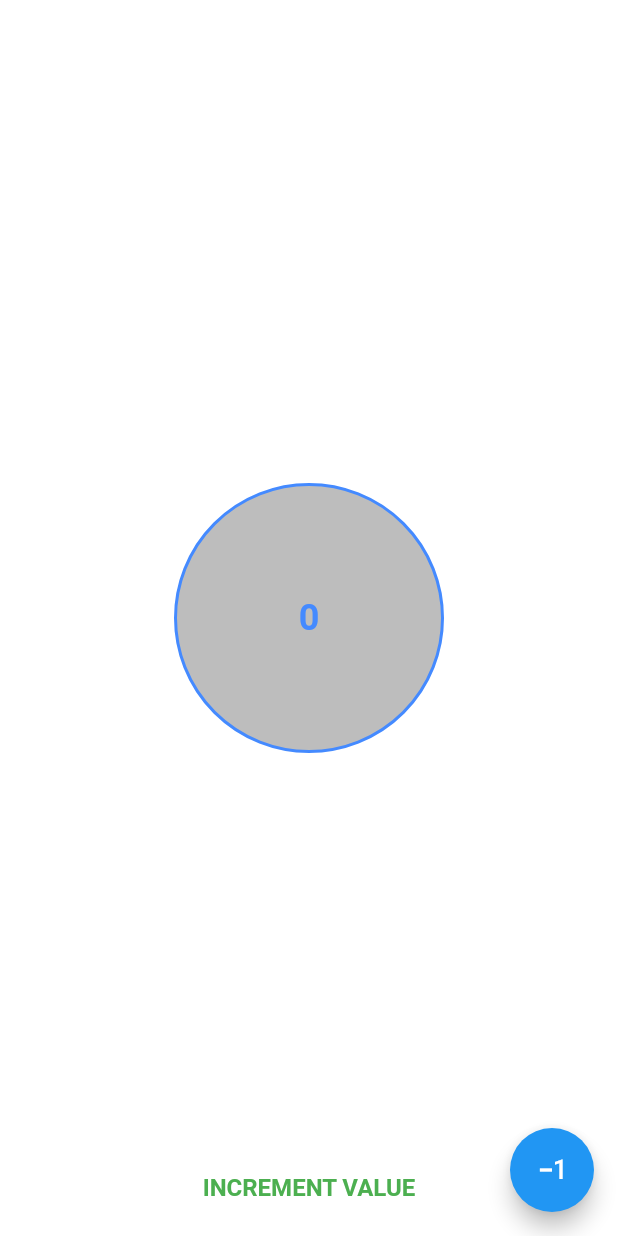
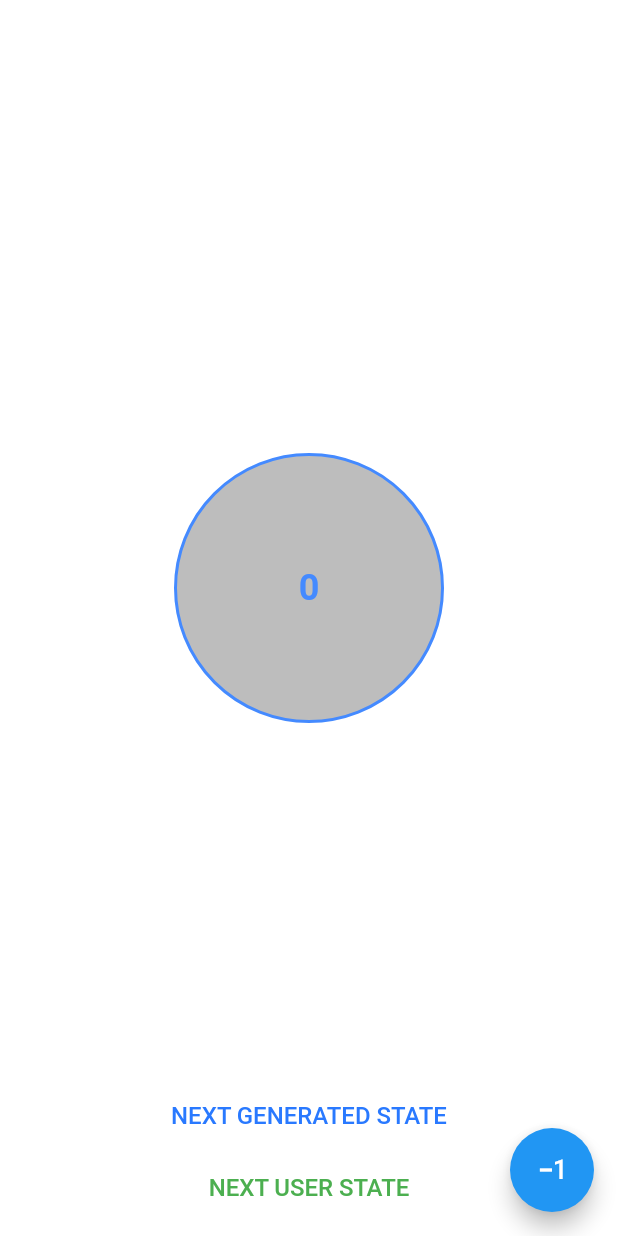
Before and after one commit to cyberduck2077/flutter_app_for_learn_widgets1, a Flutter app: the screen it shows after launch, on a phone screen of 412 x 824 dp. Run offline on Flutter 3.47's test engine with Material 2 defaults, Android fonts, the phone set to English and light mode, and no system bars; our stand-ins replace bloc, flutter_bloc, rxdart; generated files the repository leaves out were written again.

Commit message:
added UserBloc

```diff
--- /dev/null
+++ b/lib/blocs/user_bloc/user_bloc.dart
@@ -0,0 +1,21 @@
+import 'dart:async';
+
+import 'package:bloc/bloc.dart';
+import 'package:meta/meta.dart';
+
+part 'user_event.dart';
+part 'user_state.dart';
+
+class UserBloc extends Bloc<UserEvent, UserState> {
+  UserBloc() : super(UserInitial()) {
+    on<UserGetUsersEvent>(_onGetUser);
+  }
+
+  _onGetUser(UserGetUsersEvent event, Emitter<UserState> emit) async{
+    emit(UserLoadingState());
+    await Future.delayed(Duration(milliseconds: 500));
+    final users = List.generate(event.count, (index) => User(name: "user name ${index+1}", id: index.toString()));
+    emit(UserLoadedState(users));
+
+  }
+}
--- /dev/null
+++ b/lib/blocs/user_bloc/user_event.dart
@@ -0,0 +1,11 @@
+part of 'user_bloc.dart';
+
+@immutable
+abstract class UserEvent {}
+
+class UserGetUsersEvent extends UserEvent{
+  final int count;
+
+  UserGetUsersEvent(this.count);
+
+}
--- /dev/null
+++ b/lib/blocs/user_bloc/user_state.dart
@@ -0,0 +1,21 @@
+part of 'user_bloc.dart';
+
+@immutable
+abstract class UserState {}
+
+class UserInitial extends UserState {}
+
+class UserLoadedState extends UserState {
+  final List<User> users;
+
+  UserLoadedState(this.users);
+}
+
+class UserLoadingState extends UserState {}
+
+class User{
+  final String name;
+  final String id;
+
+  User({required this.name, required this.id});
+}
--- a/lib/pages/main_page.dart
+++ b/lib/pages/main_page.dart
@@ -1,5 +1,6 @@
 import 'package:flutter/material.dart';
 import 'package:flutter_app_for_learn_widgets1/blocs/generated_bloc.dart';
+import 'package:flutter_app_for_learn_widgets1/blocs/user_bloc/user_bloc.dart';
 import 'package:flutter_bloc/flutter_bloc.dart';
 
 class MainPage extends StatefulWidget {
@@ -12,8 +13,15 @@ class MainPage extends StatefulWidget {
 class _MainPageState extends State<MainPage> {
   @override
   Widget build(BuildContext context) {
-    return BlocProvider<GeneratedBloc>(
+    return MultiBlocProvider(
+      providers: [
+        BlocProvider<GeneratedBloc>(
           create: (context) => GeneratedBloc(),
+        ),
+        BlocProvider<UserBloc>(
+          create: (context) => UserBloc(),
+        ),
+      ],
       child: BlocBuilder<GeneratedBloc, int>(
         builder: (context, state) {
           return Scaffold(
@@ -27,86 +35,102 @@ class _MainPageState extends State<MainPage> {
               minimum: const EdgeInsets.all(8),
               child: Stack(
                 children: [
-                    Center(
-                      child: Container(
-                        alignment: Alignment.center,
-                        height: 180,
-                        decoration: BoxDecoration(
-                            shape: BoxShape.circle,
-                            color: Colors.black26,
-                            border:
-                                Border.all(width: 2, color: Colors.blueAccent)),
-                        child: Text(
-                          BlocProvider.of<GeneratedBloc>(context)
-                              .state
-                              .toString(),
-                          style: TextStyle(
-                            fontSize: 24,
-                            color: Colors.blueAccent,
-                            fontWeight: FontWeight.w600,
+                  Column(
+                    mainAxisAlignment: MainAxisAlignment.center,
+                    children: [
+                      PageStateWidget(),
+                      SizedBox(
+                        height: 40,
+                      ),
+                      UserBlocWidget(),
+                    ],
+                  ),
+                  // InputTextWidget(),
+                  ButtonNextState(),
+                ],
               ),
             ),
-                      ),
-                    ),
-                    // InputTextWidget(),
-                    Align(
-                      alignment: Alignment.bottomCenter,
-                      child: TextButton(
-                        onPressed: () => BlocProvider.of<GeneratedBloc>(context)
-                            .add(CounterIncEvent()),
-                        child: Text(
-                          "Increment value".toUpperCase(),
-                          style: TextStyle(
-                              fontSize: 16,
-                              color: Colors.green,
-                              fontWeight: FontWeight.w700),
-                        ),
-                      ),
-                    ),
-                  ],
-                ),
-              ));
+          );
         },
       ),
     );
   }
 }
 
-// class PageStateWidget extends StatelessWidget {
-//   @override
-//   Widget build(BuildContext context) {
-//     return Center(
-//       child: Container(
-//           alignment: Alignment.center,
-//           height: 180,
-//           decoration: BoxDecoration(
-//               shape: BoxShape.circle,
-//               color: Colors.black26,
-//               border: Border.all(width: 2, color: Colors.blueAccent)),
-//           child: Text(
-//             "",
-//             style: TextStyle(
-//               fontSize: 24,
-//               color: Colors.blueAccent,
-//               fontWeight: FontWeight.w600,
-//             ),
-//           )),
-//     );
-//   }
-// }
+class PageStateWidget extends StatelessWidget {
+  @override
+  Widget build(BuildContext context) {
+    return Container(
+        alignment: Alignment.center,
+        height: 180,
+        decoration: BoxDecoration(
+            shape: BoxShape.circle,
+            color: Colors.black26,
+            border: Border.all(width: 2, color: Colors.blueAccent)),
+        child: BlocBuilder<GeneratedBloc, int>(
+          builder: (context, state) {
+            return Text(
+              BlocProvider.of<GeneratedBloc>(context).state.toString(),
+              style: TextStyle(
+                fontSize: 24,
+                color: Colors.blueAccent,
+                fontWeight: FontWeight.w600,
+              ),
+            );
+          },
+        ));
+  }
+}
 
-// class ButtonNextState extends StatelessWidget {
-//   @override
-//   Widget build(BuildContext context) {
-//     return Align(
-//       alignment: Alignment.bottomCenter,
-//       child: TextButton(
-//         onPressed: () {},
-//         child: Text(
-//           "Next state".toUpperCase(),
-//           style: TextStyle(fontSize: 16, color: Colors.green),
-//         ),
-//       ),
-//     );
-//   }
-// }
+class UserBlocWidget extends StatelessWidget {
+  const UserBlocWidget({Key? key}) : super(key: key);
+
+  @override
+  Widget build(BuildContext context) {
+    return BlocBuilder<UserBloc, UserState>(
+      // bloc: UserBloc(),
+      builder: (context, state) {
+        return Column(
+          children: [
+            if (state is UserLoadingState) CircularProgressIndicator(),
+            if (state is UserLoadedState)
+              ...state.users.map(
+                  (e) => Text(e.name, style: TextStyle(color: Colors.green))),
+          ],
+        );
+      },
+    );
+  }
+}
+
+class ButtonNextState extends StatelessWidget {
+  @override
+  Widget build(BuildContext context) {
+    return Center(
+      child: Column(
+        mainAxisAlignment: MainAxisAlignment.end,
+        children: [
+          TextButton(
+            onPressed: () {
+              BlocProvider.of<GeneratedBloc>(context).add(CounterIncEvent());
+            },
+            child: Text(
+              "Next Generated State".toUpperCase(),
+              style: TextStyle(fontSize: 16, color: Colors.blueAccent.shade400),
+            ),
+          ),
+          TextButton(
+            onPressed: () {
+              BlocProvider.of<UserBloc>(context).add(UserGetUsersEvent(
+                  BlocProvider.of<GeneratedBloc>(context).state));
+            },
+            child: Text(
+              "Next User State".toUpperCase(),
+              style: TextStyle(fontSize: 16, color: Colors.green),
+            ),
+          ),
+        ],
+      ),
+    );
+  }
+}
```
Lines whose indentation alone changed are shown as unchanged.
